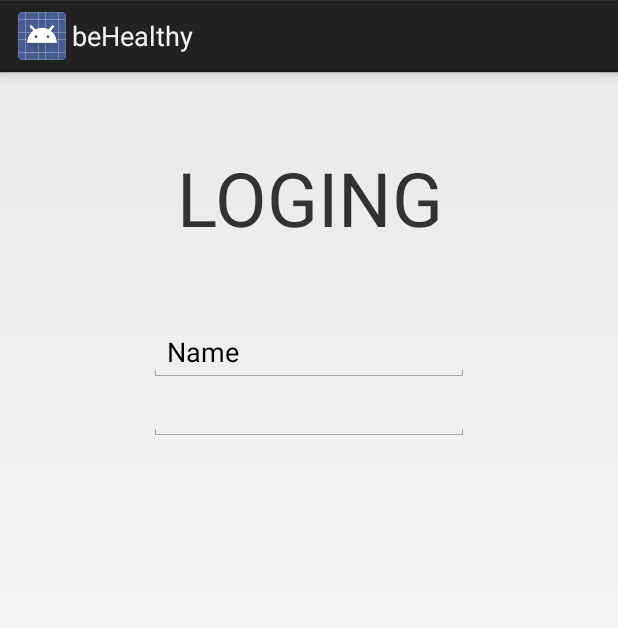
After one commit to m-radzikowski/behealthy-mobile, an Android app: the layout activity_login.xml on its own in the app's theme, with its tools: preview values and no code run, on a phone screen of 412 x 824 dp. The commit adds this screen. Shown: the top 628 px of the screen. Run offline under Robolectric (Android 15) with nearby library versions, the phone set to English and light mode, and no system bars.

Commit message:
added user model, fixed chestreward api call, added login activity

```diff
--- a/app/src/main/java/com/sample/behealthy/api/APIInterface.java
+++ b/app/src/main/java/com/sample/behealthy/api/APIInterface.java
@@ -3,6 +3,7 @@ package com.sample.behealthy.api;
 
 import com.sample.behealthy.models.Mission;
 import com.sample.behealthy.models.Quest;
+import com.sample.behealthy.models.User;
 
 import retrofit2.Call;
 import retrofit2.http.GET;
@@ -17,5 +18,5 @@ public interface APIInterface {
 	Call<Mission> getMissions();
 
 	@POST("/user/1/chest/open")
-	Call<String> getChestReward();
+	Call<User> getChestReward();
 }
--- /dev/null
+++ b/app/src/main/res/layout/activity_login.xml
@@ -0,0 +1,42 @@
+<FrameLayout xmlns:android="http://schemas.android.com/apk/res/android"
+    android:layout_width="match_parent"
+    android:layout_height="match_parent"
+    android:orientation="vertical">
+
+
+    <LinearLayout
+        android:id="@+id/linerlayout"
+        android:layout_width="match_parent"
+        android:layout_height="match_parent"
+        android:orientation="vertical"
+        android:gravity="center_horizontal">
+
+
+        <TextView
+            android:id="@+id/textView"
+            android:layout_width="match_parent"
+            android:layout_height="wrap_content"
+            android:text="LOGING"
+            android:textAlignment="center"
+            android:textSize="50sp"
+            android:layout_marginTop="50dp"
+            android:layout_marginBottom="50dp"/>
+
+        <EditText
+            android:id="@+id/username_edit"
+            android:layout_width="wrap_content"
+            android:layout_height="wrap_content"
+            android:ems="10"
+            android:inputType="textPersonName"
+            android:text="Name" />
+
+        <EditText
+            android:id="@+id/password_edit"
+            android:layout_width="wrap_content"
+            android:layout_height="wrap_content"
+            android:ems="10"
+            android:inputType="textPassword" />
+
+    </LinearLayout>
+
+</FrameLayout>
```
Also changed, not shown: app/src/main/java/com/sample/behealthy/Fragments/ShopFragment.java (+5 -4 lines), app/src/main/java/com/sample/behealthy/LoginActivity.java (added, +37 -0 lines), app/src/main/java/com/sample/behealthy/MainActivity2.kt (deleted, +0 -12 lines), app/src/main/java/com/sample/behealthy/models/User.kt (added, +22 -0 lines), app/src/main/res/layout/activity_main3.xml (deleted, +0 -19 lines).
